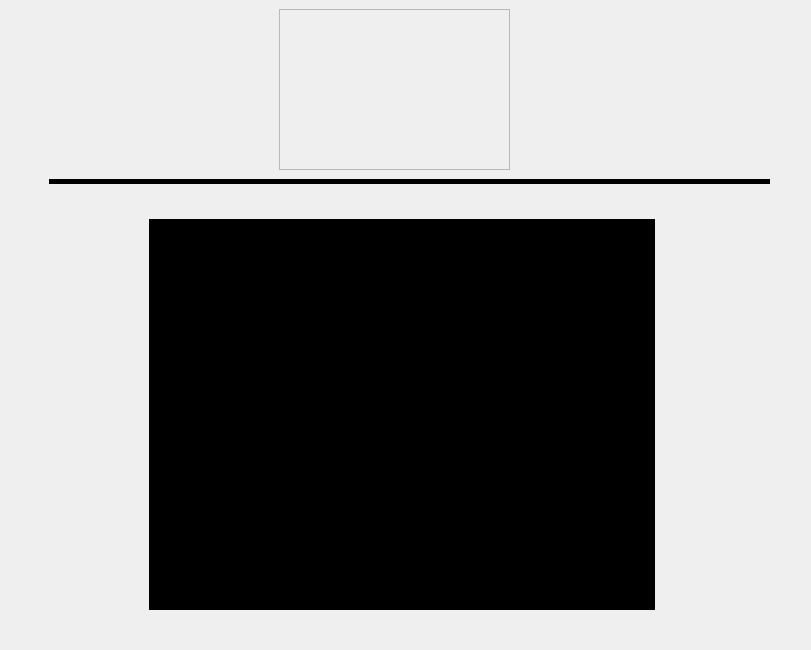
Old version of the form src/templates/apres_cont.ui in the repository DanilloMLS/lepee.
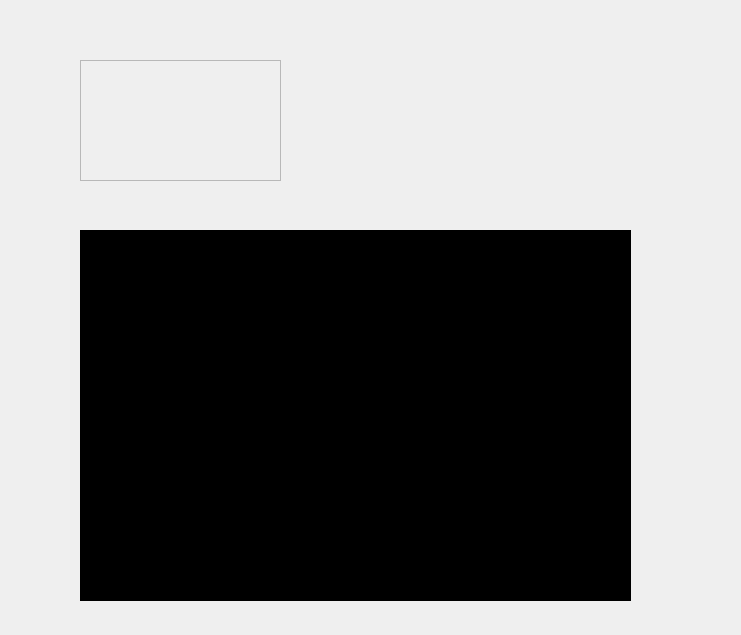
New version of the form.

The edit to the form file:
```diff
--- a/src/templates/apres_cont.ui
+++ b/src/templates/apres_cont.ui
@@ -1,32 +1,37 @@
 <?xml version="1.0" encoding="UTF-8"?>
 <ui version="4.0">
- <class>aprContDock</class>
- <widget class="QDockWidget" name="aprContDock">
+ <class>apresContWidget</class>
+ <widget class="QWidget" name="apresContWidget">
   <property name="geometry">
    <rect>
     <x>0</x>
     <y>0</y>
-    <width>811</width>
-    <height>650</height>
+    <width>741</width>
+    <height>635</height>
    </rect>
   </property>
-  <property name="features">
-   <set>QDockWidget::NoDockWidgetFeatures</set>
-  </property>
   <property name="windowTitle">
    <string/>
   </property>
-  <widget class="QWidget" name="dockWidgetContents">
-   <layout class="QGridLayout" name="gridLayout">
-    <item row="1" column="0">
+  <property name="autoFillBackground">
+   <bool>true</bool>
+  </property>
      <widget class="QWidget" name="contWidget" native="true">
+   <property name="geometry">
+    <rect>
+     <x>0</x>
+     <y>0</y>
+     <width>751</width>
+     <height>681</height>
+    </rect>
+   </property>
       <widget class="QScrollArea" name="imgScrollArea">
        <property name="geometry">
         <rect>
-         <x>270</x>
-         <y>0</y>
-         <width>231</width>
-         <height>161</height>
+      <x>80</x>
+      <y>60</y>
+      <width>201</width>
+      <height>121</height>
         </rect>
        </property>
        <property name="verticalScrollBarPolicy">
@@ -43,8 +48,8 @@
          <rect>
           <x>0</x>
           <y>0</y>
-          <width>229</width>
-          <height>159</height>
+       <width>199</width>
+       <height>119</height>
          </rect>
         </property>
        </widget>
@@ -52,35 +57,16 @@
       <widget class="QWidget" name="videoWidget" native="true">
        <property name="geometry">
         <rect>
-         <x>140</x>
-         <y>210</y>
-         <width>506</width>
-         <height>391</height>
+      <x>80</x>
+      <y>230</y>
+      <width>551</width>
+      <height>371</height>
         </rect>
        </property>
        <property name="styleSheet">
         <string notr="true">background-color: rgb(0, 0, 0);</string>
        </property>
       </widget>
-      <widget class="Line" name="sepAreasLine">
-       <property name="geometry">
-        <rect>
-         <x>40</x>
-         <y>170</y>
-         <width>721</width>
-         <height>5</height>
-        </rect>
-       </property>
-       <property name="styleSheet">
-        <string notr="true">background-color: rgb(0, 0, 0);</string>
-       </property>
-       <property name="orientation">
-        <enum>Qt::Horizontal</enum>
-       </property>
-      </widget>
-     </widget>
-    </item>
-   </layout>
   </widget>
  </widget>
  <resources/>
```
Lines whose indentation alone changed are shown as unchanged.
